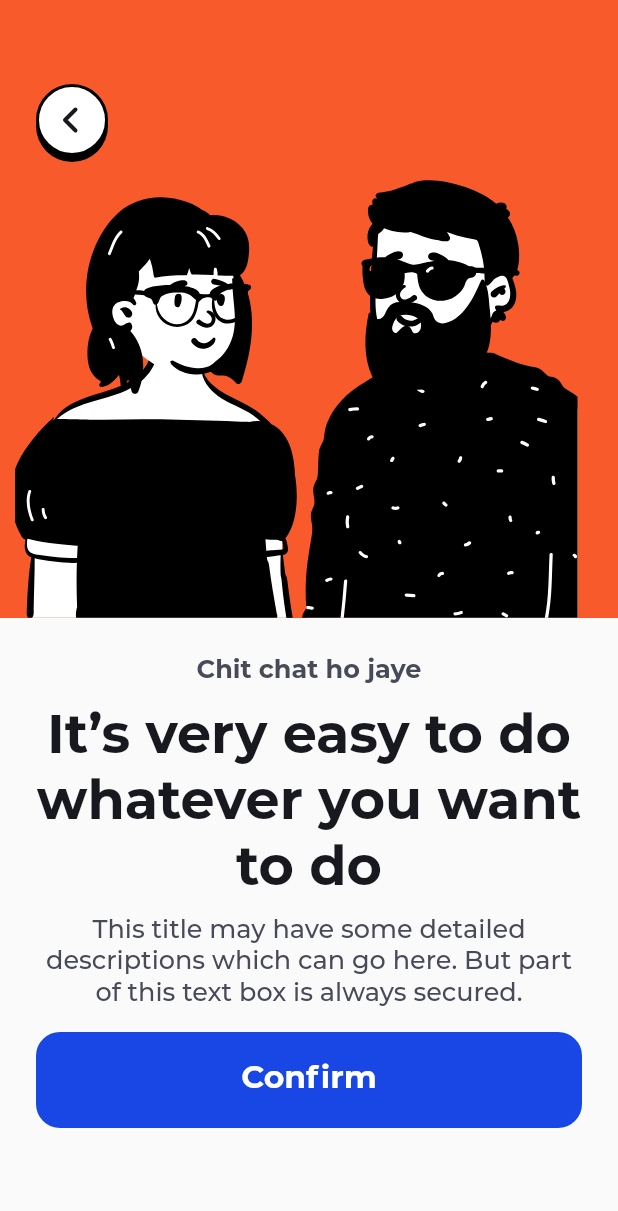
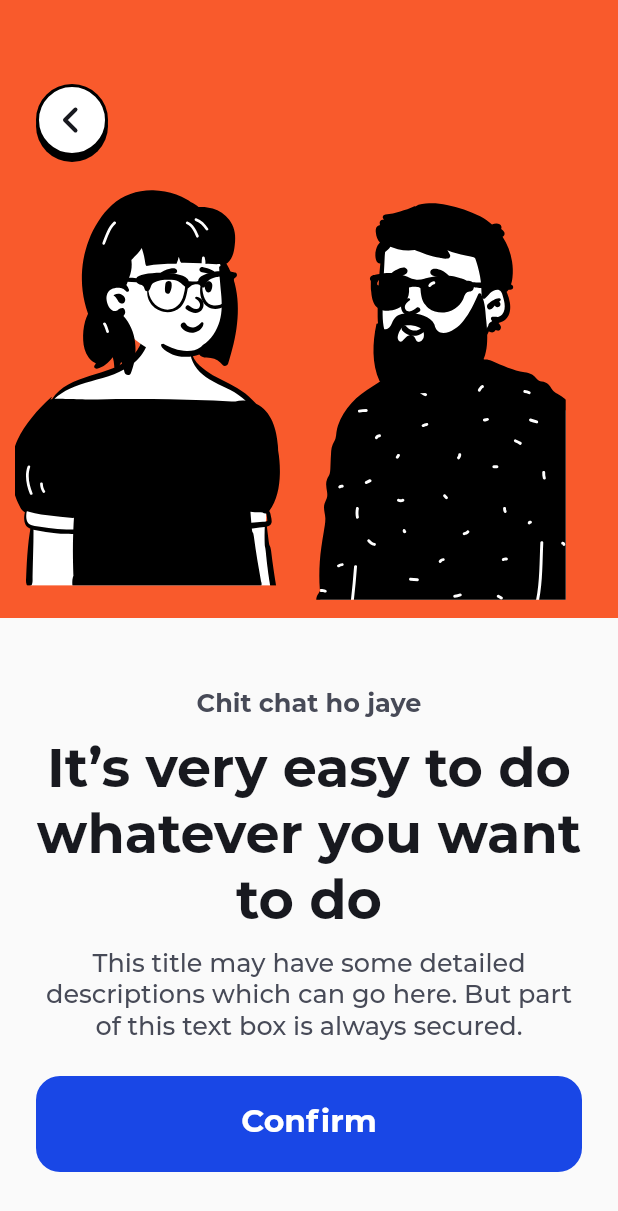
Before and after one commit to nathansdev/ContraFlutterKit, a Flutter app: the DetailScreenPageOne screen opened by its route, on a phone screen of 412 x 824 dp. Shown: the top 1211 px of the screen. Run offline on Flutter 3.47's test engine with Material 2 defaults, Android fonts, the phone set to English and light mode, and no system bars; our stand-ins replace charts_flutter, fl_chart, flutter_svg, flutter_swiper, google_maps_flutter; project files that could hold a hidden picture were left out.

Commit message:
ui adjustment added for web version

```diff
--- a/lib/alarm/clock_list_page.dart
+++ b/lib/alarm/clock_list_page.dart
@@ -73,6 +73,7 @@ class _ClockListPageState extends State<ClockListPage> {
                 : SizedBox(),
             CustomHeader(
               lineOneText: "World",
+              isTwoLines: kIsWeb ? false : true,
               lineTwotext: "Clock",
               color: white,
               bg_color: persian_blue,
--- a/lib/content/detail_screen_page_one.dart
+++ b/lib/content/detail_screen_page_one.dart
@@ -3,6 +3,7 @@ import 'package:contraflutterkit/custom_widgets/contra_button_round.dart';
 import 'package:contraflutterkit/login/contra_text.dart';
 import 'package:contraflutterkit/utils/colors.dart';
 import 'package:flutter/cupertino.dart';
+import 'package:flutter/foundation.dart';
 import 'package:flutter/material.dart';
 import 'package:flutter_svg/svg.dart';
 
@@ -16,7 +17,7 @@ class _DetailScreenPageOneState extends State<DetailScreenPageOne> {
   Widget build(BuildContext context) {
     return Scaffold(
       body: Stack(
-        alignment: Alignment.bottomCenter,
+        alignment: Alignment.topCenter,
         children: <Widget>[
           Column(
             mainAxisAlignment: MainAxisAlignment.spaceBetween,
@@ -24,16 +25,8 @@ class _DetailScreenPageOneState extends State<DetailScreenPageOne> {
               Expanded(
                 flex: 1,
                 child: Container(
-                  padding: EdgeInsets.symmetric(horizontal: 10),
+                  padding: EdgeInsets.only(left: 10),
                   color: flamingo,
-                  child: Row(
-                    crossAxisAlignment: CrossAxisAlignment.end,
-                    children: <Widget>[
-                      SvgPicture.asset(
-                        "assets/images/shopping/peep_both.svg",
-                      ),
-                    ],
-                  ),
                 ),
               ),
               Expanded(
@@ -41,7 +34,10 @@ class _DetailScreenPageOneState extends State<DetailScreenPageOne> {
                 child: Container(
                   padding: EdgeInsets.all(24),
                   child: Column(
+                    mainAxisAlignment: MainAxisAlignment.spaceEvenly,
                     children: <Widget>[
+                      Column(
+                        children: [
                           ContraText(
                             text: "Chit chat ho jaye",
                             color: trout,
@@ -54,7 +50,8 @@ class _DetailScreenPageOneState extends State<DetailScreenPageOne> {
                             height: 10,
                           ),
                           ContraText(
-                        text: "It’s very easy to do whatever you want to do",
+                            text:
+                                "It’s very easy to do whatever you want to do",
                             color: wood_smoke,
                             size: 36,
                             alignment: Alignment.center,
@@ -73,8 +70,7 @@ class _DetailScreenPageOneState extends State<DetailScreenPageOne> {
                             textAlign: TextAlign.center,
                             weight: FontWeight.w500,
                           ),
-                      SizedBox(
-                        height: 16,
+                        ],
                       ),
                       ContraButton(
                         borderColor: persian_blue,
@@ -91,6 +87,48 @@ class _DetailScreenPageOneState extends State<DetailScreenPageOne> {
                     ],
                   ),
                 ),
+              ),
+            ],
+          ),
+          Row(
+            crossAxisAlignment: CrossAxisAlignment.end,
+            mainAxisAlignment: MainAxisAlignment.start,
+            children: <Widget>[
+              SizedBox(
+                width: kIsWeb ? 100 : 10,
+              ),
+              Column(
+                children: [
+                  SizedBox(
+                    height: kIsWeb ? 10 : 100,
+                  ),
+                  SvgPicture.asset(
+                    "assets/images/peep_lady_left.svg",
+                    width: 220,
+                    height: 300,
+                  ),
+                ],
+              ),
+            ],
+          ),
+          Row(
+            crossAxisAlignment: CrossAxisAlignment.end,
+            mainAxisAlignment: MainAxisAlignment.end,
+            children: <Widget>[
+              Column(
+                children: [
+                  SizedBox(
+                    height: kIsWeb ? 10 : 100,
+                  ),
+                  SvgPicture.asset(
+                    "assets/images/peep_man_right.svg",
+                    width: 260,
+                    height: 300,
+                  ),
+                ],
+              ),
+              SizedBox(
+                width: kIsWeb ? 100 : 10,
               ),
             ],
           ),
--- a/lib/content/popular_courses_page.dart
+++ b/lib/content/popular_courses_page.dart
@@ -93,6 +93,7 @@ class _PopularCoursesPageState extends State<PopularCoursesPage> {
             CustomHeader(
               fg_color: wood_smoke,
               bg_color: white,
+              isTwoLines: kIsWeb ? false : true,
               color: wood_smoke,
               lineOneText: "Popular",
               lineTwotext: "Courses",
--- a/lib/content/user_list_page.dart
+++ b/lib/content/user_list_page.dart
@@ -89,6 +89,7 @@ class _UserListPageState extends State<UserListPage> {
             CustomHeader(
               fg_color: wood_smoke,
               bg_color: white,
+              isTwoLines: kIsWeb ? false : true,
               color: wood_smoke,
               lineOneText: "Popular",
               lineTwotext: "Artists",
--- a/lib/maps/location_listing.dart
+++ b/lib/maps/location_listing.dart
@@ -57,7 +57,7 @@ class _LocationListingPageState extends State<LocationListingPage> {
                 : SizedBox(),
             CustomHeader(
               fg_color: wood_smoke,
-              isTwoLines: false,
+              isTwoLines: kIsWeb ? false : true,
               bg_color: white,
               color: wood_smoke,
               lineOneText: "Your",
--- a/lib/menu/menu_page_one.dart
+++ b/lib/menu/menu_page_one.dart
@@ -30,8 +30,7 @@ class _MenuPageOneState extends State<MenuPageOne> {
                     Icons.close,
                     color: black,
                     size: 32,
-                ),
-              ),
+                  )),
             ),
             Expanded(
               flex: 1,
--- a/lib/menu/settings_page_one.dart
+++ b/lib/menu/settings_page_one.dart
@@ -61,6 +61,7 @@ class _SettingsPageOneState extends State<SettingsPageOne> {
       ),
       body: Container(
         padding: EdgeInsets.only(top: 12),
+        child: SingleChildScrollView(
           child: Column(
             children: <Widget>[
               Padding(
@@ -120,6 +121,7 @@ class _SettingsPageOneState extends State<SettingsPageOne> {
             ],
           ),
         ),
+      ),
     );
   }
 }
--- a/lib/menu/settings_page_two.dart
+++ b/lib/menu/settings_page_two.dart
@@ -97,7 +97,8 @@ class _SettingsPageTwoState extends State<SettingsPageTwo> {
           ],
         ),
       ),
-      body: Column(
+      body: SingleChildScrollView(
+        child: Column(
           children: <Widget>[
             SettingsListCardItem(
               detail: detailOne,
@@ -107,6 +108,7 @@ class _SettingsPageTwoState extends State<SettingsPageTwo> {
             )
           ],
         ),
+      ),
     );
   }
 }
--- a/lib/payment/payment_page_three.dart
+++ b/lib/payment/payment_page_three.dart
@@ -92,6 +92,7 @@ class _PaymentPageThreeState extends State<PaymentPageThree>
                 : SizedBox(),
             CustomHeader(
               lineOneText: "Saved",
+              isTwoLines: kIsWeb ? false : true,
               lineTwotext: "Payments",
               color: wood_smoke,
               bg_color: white,
--- a/lib/shopping/shop_grid_item.dart
+++ b/lib/shopping/shop_grid_item.dart
@@ -26,7 +26,6 @@ class ShopGridItemWidget extends StatelessWidget {
                     side: BorderSide(color: wood_smoke, width: 2))),
             child: SvgPicture.asset(
               shopItem.image,
-              width: 155,
               height: 170,
             ),
           ),
```
Also changed, not shown: lib/alarm/weather_detail_page.dart (+7 -0 lines), lib/content/detail_screen_page_two.dart (+4 -3 lines), lib/login/login_form_type_three.dart (+13 -2 lines), lib/menu/menu_page_two.dart (+14 -17 lines), lib/payment/payment_card_item_big.dart (+11 -1 lines). Lines whose indentation alone changed are shown as unchanged.
